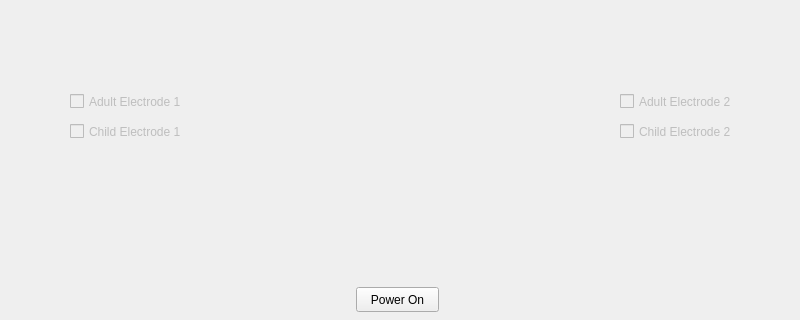
Kailinho/3004_Final_Project, file mainwindow.ui: the form before one commit; both pictures show x 0 to 800 and y 0 to 320 of the 800 by 600 pixel window.
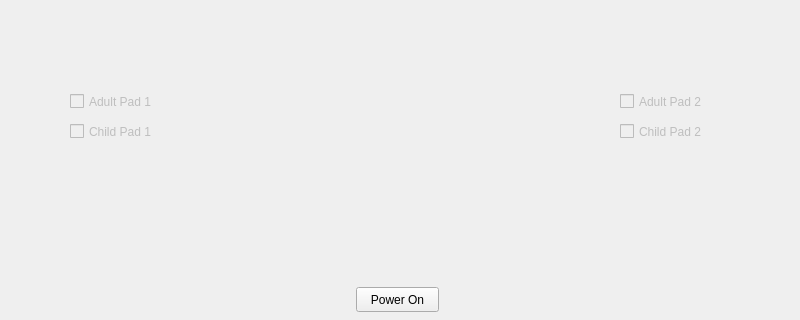
The form after the commit. Icons and pictures are not drawn.

Commit message: Remove and disable pads when AED is turned OFF

What changed in the file:
```diff
--- a/mainwindow.ui
+++ b/mainwindow.ui
@@ -50,12 +50,12 @@
      <rect>
       <x>70</x>
       <y>90</y>
-      <width>131</width>
+      <width>101</width>
       <height>23</height>
      </rect>
     </property>
     <property name="text">
-     <string>Adult Electrode 1</string>
+     <string>Adult Pad 1</string>
     </property>
    </widget>
    <widget class="QCheckBox" name="adultPad2CheckBox">
@@ -66,12 +66,12 @@
      <rect>
       <x>620</x>
       <y>90</y>
-      <width>131</width>
+      <width>101</width>
       <height>23</height>
      </rect>
     </property>
     <property name="text">
-     <string>Adult Electrode 2</string>
+     <string>Adult Pad 2</string>
     </property>
    </widget>
    <widget class="QCheckBox" name="childPad1CheckBox">
@@ -82,12 +82,12 @@
      <rect>
       <x>70</x>
       <y>120</y>
-      <width>131</width>
+      <width>101</width>
       <height>23</height>
      </rect>
     </property>
     <property name="text">
-     <string>Child Electrode 1</string>
+     <string>Child Pad 1</string>
     </property>
    </widget>
    <widget class="QCheckBox" name="childPad2CheckBox">
@@ -98,12 +98,12 @@
      <rect>
       <x>620</x>
       <y>120</y>
-      <width>131</width>
+      <width>101</width>
       <height>23</height>
      </rect>
     </property>
     <property name="text">
-     <string>Child Electrode 2</string>
+     <string>Child Pad 2</string>
     </property>
    </widget>
   </widget>
```
The commit also changes 1 other file.
